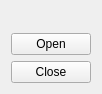
This is shutter1A/shutter1Agui/shutter1Agui.ui in MatthewJCameron/imbl as Qt 5 draws it before an edit. The edited form follows.
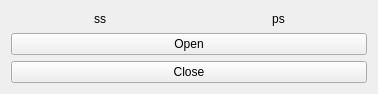
This is the edited form.

Patch:
```diff
--- a/shutter1A/shutter1Agui/shutter1Agui.ui
+++ b/shutter1A/shutter1Agui/shutter1Agui.ui
@@ -6,7 +6,7 @@
    <rect>
     <x>0</x>
     <y>0</y>
-    <width>82</width>
+    <width>378</width>
     <height>94</height>
    </rect>
   </property>
@@ -15,14 +15,31 @@
   </property>
   <layout class="QVBoxLayout" name="verticalLayout">
    <item>
-    <widget class="QLabel" name="label">
+    <layout class="QHBoxLayout" name="horizontalLayout">
+     <property name="spacing">
+      <number>1</number>
+     </property>
+     <item>
+      <widget class="QLabel" name="ssLabel">
      <property name="text">
-      <string/>
+        <string>ss</string>
      </property>
      <property name="alignment">
       <set>Qt::AlignCenter</set>
      </property>
     </widget>
+     </item>
+     <item>
+      <widget class="QLabel" name="psLabel">
+       <property name="text">
+        <string>ps</string>
+       </property>
+       <property name="alignment">
+        <set>Qt::AlignCenter</set>
+       </property>
+      </widget>
+     </item>
+    </layout>
    </item>
    <item>
     <widget class="QPushButton" name="open">
```
Lines whose indentation alone changed are shown as unchanged.
